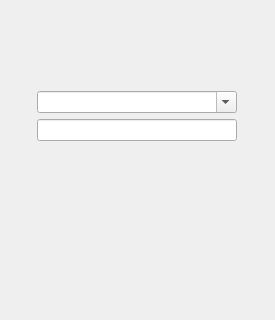
This is ZeroMS-Client/LoginWidget.ui in jysperm/ZeroMS-1x as Qt 5 draws it before an edit; both pictures show x 0 to 275 and y 121 to 441 of the 275 by 600 pixel window. The edited form follows.
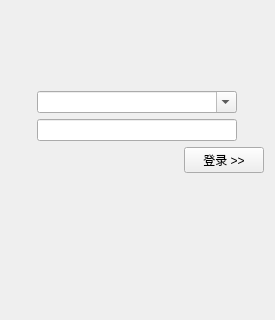
This is the edited form.

Commit message: 简单的完成了客户端的登录逻辑

```diff
--- a/ZeroMS-Client/LoginWidget.ui
+++ b/ZeroMS-Client/LoginWidget.ui
@@ -152,6 +152,30 @@
      </item>
     </layout>
    </item>
+   <item>
+    <layout class="QHBoxLayout" name="horizontalLayout_4">
+     <item>
+      <spacer name="horizontalSpacer_6">
+       <property name="orientation">
+        <enum>Qt::Horizontal</enum>
+       </property>
+       <property name="sizeHint" stdset="0">
+        <size>
+         <width>40</width>
+         <height>20</height>
+        </size>
+       </property>
+      </spacer>
+     </item>
+     <item>
+      <widget class="QPushButton" name="DoLogin">
+       <property name="text">
+        <string>登录 &gt;&gt;</string>
+       </property>
+      </widget>
+     </item>
+    </layout>
+   </item>
    <item>
     <spacer name="verticalSpacer_3">
      <property name="orientation">
```
Left out of the diff: 4 changed lines with no effect on the pictures. The commit also changes 9 other files.
